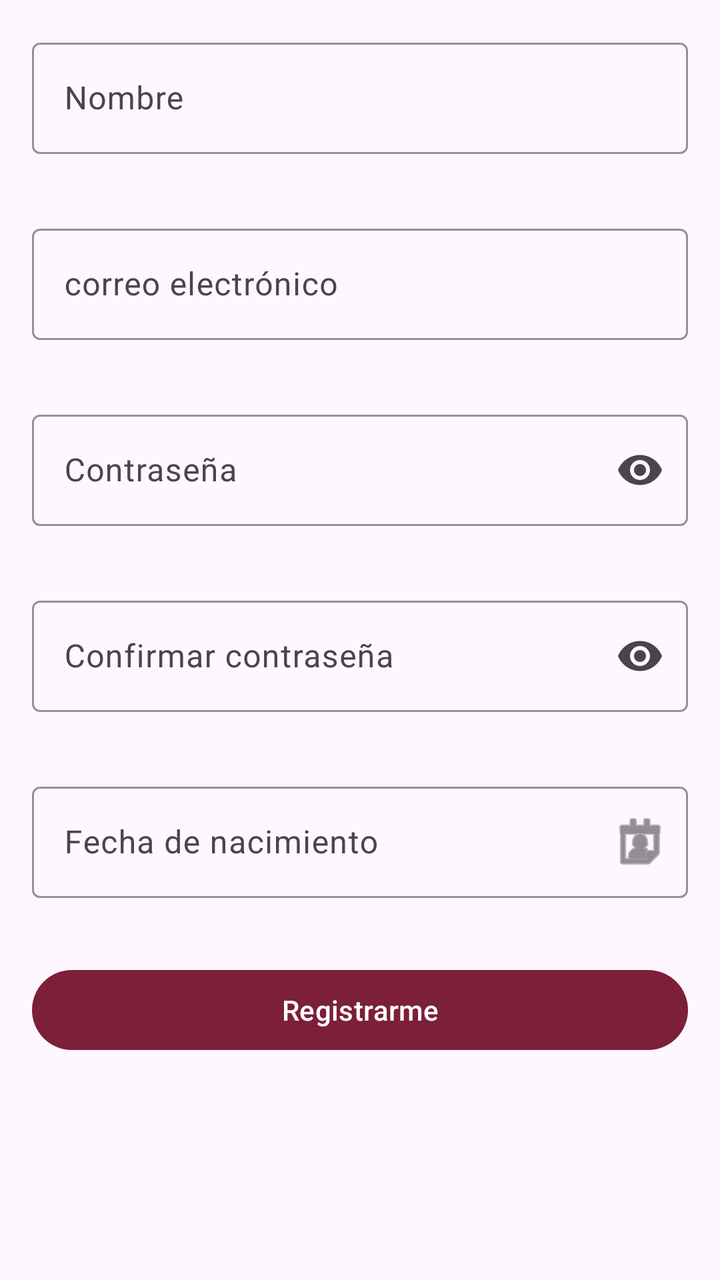
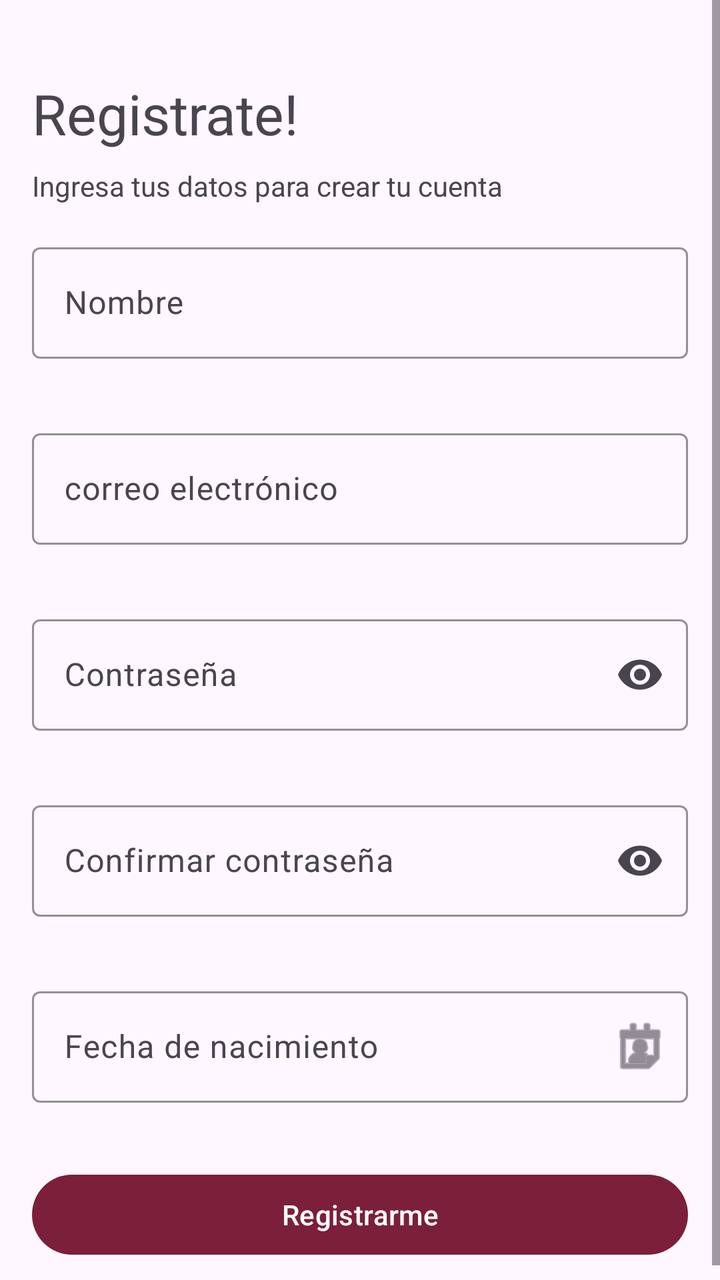

Before-and-after screenshots of an Android layout around one commit, followed by the original layout XML and the change that was made.
<!-- AndroidManifest.xml: application theme Theme.Login -->
<!-- res/layout/activity_register_login.xml -->
<?xml version="1.0" encoding="utf-8"?>
<ScrollView xmlns:android="http://schemas.android.com/apk/res/android"
    xmlns:app="http://schemas.android.com/apk/res-auto"
    xmlns:tools="http://schemas.android.com/tools"
    android:id="@+id/main"
    android:layout_width="match_parent"
    android:layout_height="match_parent"
    tools:context=".RegisterLogin">
<LinearLayout
    android:layout_width="match_parent"
    android:layout_height="wrap_content"
    android:orientation="vertical"
    >

    <com.google.android.material.textfield.TextInputLayout
        android:layout_width="match_parent"
        android:layout_height="wrap_content"
        android:hint="Nombre"
        android:layout_margin="16dp"
        app:boxStrokeColor="@color/primario"
        app:hintTextColor="@color/primario">
        <com.google.android.material.textfield.TextInputEditText
            android:id="@+id/campo_nombre"
            android:layout_width="match_parent"
            android:layout_height="wrap_content"
            ></com.google.android.material.textfield.TextInputEditText>
    </com.google.android.material.textfield.TextInputLayout>

    <com.google.android.material.textfield.TextInputLayout
        android:layout_width="match_parent"
        android:layout_height="wrap_content"
        android:hint="correo electrónico"
        android:layout_margin="16dp"
        app:boxStrokeColor="@color/primario"
        app:hintTextColor="@color/primario">
        <com.google.android.material.textfield.TextInputEditText
            android:id="@+id/campo_correo"
            android:layout_width="match_parent"
            android:layout_height="wrap_content"
            ></com.google.android.material.textfield.TextInputEditText>
    </com.google.android.material.textfield.TextInputLayout>

    <com.google.android.material.textfield.TextInputLayout
        android:layout_width="match_parent"
        android:layout_height="wrap_content"
        android:hint="Contraseña"
        app:boxStrokeColor="@color/primario"
        app:hintTextColor="@color/primario"
        android:layout_margin="16dp"
        app:endIconMode="password_toggle"
        >
        <com.google.android.material.textfield.TextInputEditText
            android:id="@+id/campo_contra"
            android:layout_width="match_parent"
            android:layout_height="wrap_content"
            android:inputType="textPassword">

        </com.google.android.material.textfield.TextInputEditText>
    </com.google.android.material.textfield.TextInputLayout>

    <com.google.android.material.textfield.TextInputLayout
        android:layout_width="match_parent"
        android:layout_height="wrap_content"
        android:hint="Confirmar contraseña"
        app:boxStrokeColor="@color/primario"
        app:hintTextColor="@color/primario"
        android:layout_margin="16dp"
        app:endIconMode="password_toggle"
        >
        <com.google.android.material.textfield.TextInputEditText
            android:id="@+id/campo_confirm"
            android:layout_width="match_parent"
            android:layout_height="wrap_content"
            android:inputType="textPassword">

        </com.google.android.material.textfield.TextInputEditText>
    </com.google.android.material.textfield.TextInputLayout>

    <com.google.android.material.textfield.TextInputLayout
        android:layout_width="match_parent"
        android:layout_height="wrap_content"
        android:hint="Fecha de nacimiento"
        android:layout_margin="16dp"
        app:boxStrokeColor="@color/primario"
        app:hintTextColor="@color/primario"
        app:endIconMode="custom"
        app:endIconDrawable="@android:drawable/ic_menu_my_calendar">
        <com.google.android.material.textfield.TextInputEditText
            android:id="@+id/campo_nacimiento"
            android:layout_width="match_parent"
            android:layout_height="wrap_content"
            android:focusable="false"
            android:clickable="true"
            android:inputType="none" />
    </com.google.android.material.textfield.TextInputLayout>

    <com.google.android.material.button.MaterialButton
        android:id="@+id/btn_registrar"
        android:layout_width="match_parent"
        android:layout_height="wrap_content"
        android:layout_margin="16dp"
        android:text="Registrarme"
        app:backgroundTint="@color/primario" />

</LinearLayout>
</ScrollView>
<!-- resources referenced by this layout -->
<resources>
  <color name="primario">#7B1F3A</color>
  <style name="Theme.Login" parent="Base.Theme.Login" />
  <style name="Base.Theme.Login" parent="Theme.Material3.DayNight.NoActionBar">
          
          
      </style>
</resources>

<!-- the commit's change to res/layout/activity_register_login.xml (unified diff, before → after) -->
@@ -11,6 +11,22 @@
     android:layout_height="wrap_content"
     android:orientation="vertical"
     >
+
+    <TextView
+        android:layout_width="match_parent"
+        android:layout_height="wrap_content"
+        android:layout_marginHorizontal="16dp"
+        android:text="Registrate!"
+        android:textSize="28sp"
+        android:layout_marginTop="38dp"/>
+
+    <TextView
+        android:layout_width="match_parent"
+        android:layout_height="wrap_content"
+        android:layout_marginHorizontal="16dp"
+        android:layout_marginTop="8dp"
+        android:text="Ingresa tus datos para crear tu cuenta"
+        />
 
     <com.google.android.material.textfield.TextInputLayout
         android:layout_width="match_parent"
